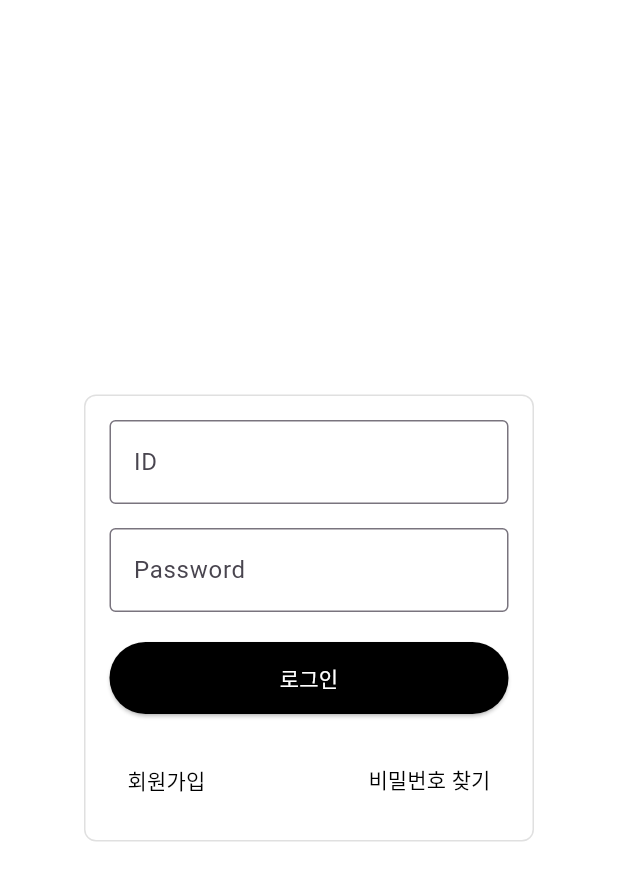
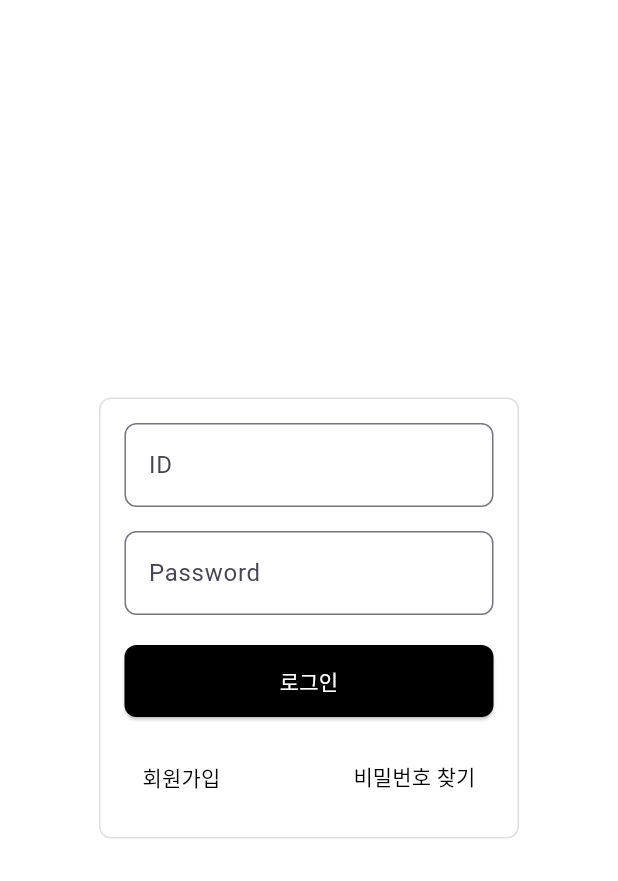
Before and after one commit to akyung123/-PT-, a Flutter app: the screen it shows after launch, on a phone screen of 412 x 824 dp. Shown: the top 881 px of the screen. Run offline on Flutter 3.47's test engine with Material 3 defaults, Android fonts, the phone set to English and light mode, and no system bars; our stand-ins replace cloud_firestore, firebase_auth, firebase_core, shared_preferences, table_calendar; accounts and stored records are empty.

```diff
--- a/lib/screen/auth/screen_login.dart
+++ b/lib/screen/auth/screen_login.dart
@@ -34,7 +34,6 @@ class _LoginScreenState extends State<LoginScreen> {
     });
 
     try {
-      // Firebase 인증
       UserCredential userCredential =
           await FirebaseAuth.instance.signInWithEmailAndPassword(
         email: email,
@@ -43,14 +42,12 @@ class _LoginScreenState extends State<LoginScreen> {
 
       String userId = userCredential.user!.uid;
 
-      // Firestore에서 사용자 문서 가져오기
       DocumentSnapshot userDoc = await FirebaseFirestore.instance
           .collection('users')
           .doc(userId)
           .get();
 
       if (userDoc.exists) {
-        // Firestore 데이터에서 필드 읽기
         Map<String, dynamic>? userData =
             userDoc.data() as Map<String, dynamic>?;
         String? userType = userData?['userType'];
@@ -58,18 +55,15 @@ class _LoginScreenState extends State<LoginScreen> {
 
         if (userType == 'personal') {
           if (trainerId == null || trainerId.isEmpty) {
-            // 트레이너 선택 화면으로 이동
             Navigator.pushReplacementNamed(
               context,
               '/select_trainer',
               arguments: userId,
             );
           } else {
-            // 일반 회원 홈 화면으로 이동
             Navigator.pushReplacementNamed(context, '/tab_user');
           }
         } else if (userType == 'trainer') {
-          // 트레이너 홈 화면으로 이동
           Navigator.pushReplacementNamed(context, '/tab_trainer');
         } else {
           ScaffoldMessenger.of(context).showSnackBar(
@@ -102,9 +96,9 @@ class _LoginScreenState extends State<LoginScreen> {
       backgroundColor: Colors.white,
       body: Center(
         child: Padding(
-          padding: const EdgeInsets.all(20.0),
+          padding: const EdgeInsets.symmetric(horizontal: 20.0),
           child: Container(
-            width: 300, // 화면의 중앙에 고정된 넓이
+            width: 280,
             padding: const EdgeInsets.all(16.0),
             decoration: BoxDecoration(
               border: Border.all(color: Colors.grey.shade300),
@@ -112,47 +106,60 @@ class _LoginScreenState extends State<LoginScreen> {
             ),
             child: Column(
               mainAxisSize: MainAxisSize.min,
+              crossAxisAlignment: CrossAxisAlignment.stretch,
               children: [
-                // ID 입력
                 TextField(
                   controller: emailController,
-                  decoration: const InputDecoration(
-                    labelText: 'ID',
-                    border: OutlineInputBorder(),
+                  decoration: InputDecoration(
+                    hintText: 'ID',
+                    border: OutlineInputBorder(
+                      borderRadius: BorderRadius.circular(8.0),
+                      borderSide: BorderSide(color: Colors.grey.shade300),
+                    ),
+                    focusedBorder: OutlineInputBorder(
+                      borderRadius: BorderRadius.circular(8.0),
+                      borderSide: const BorderSide(color: Colors.black),
+                    ),
                   ),
                 ),
                 const SizedBox(height: 16),
-                // Password 입력
                 TextField(
                   controller: passwordController,
                   obscureText: true,
-                  decoration: const InputDecoration(
-                    labelText: 'Password',
-                    border: OutlineInputBorder(),
+                  decoration: InputDecoration(
+                    hintText: 'Password',
+                    border: OutlineInputBorder(
+                      borderRadius: BorderRadius.circular(8.0),
+                      borderSide: BorderSide(color: Colors.grey.shade300),
+                    ),
+                    focusedBorder: OutlineInputBorder(
+                      borderRadius: BorderRadius.circular(8.0),
+                      borderSide: const BorderSide(color: Colors.black),
+                    ),
                   ),
                 ),
                 const SizedBox(height: 20),
-                // 로그인 버튼
                 ElevatedButton(
                   onPressed: loginUser,
                   style: ElevatedButton.styleFrom(
                     backgroundColor: Colors.black,
                     foregroundColor: Colors.white,
+                    shape: RoundedRectangleBorder(
+                      borderRadius: BorderRadius.circular(8.0),
+                    ),
                     minimumSize: const Size(double.infinity, 48),
                   ),
                   child: isLoading
                       ? const CircularProgressIndicator(color: Colors.white)
                       : const Text('로그인'),
                 ),
-                const SizedBox(height: 20),
-                // 회원가입, 비밀번호 찾기 버튼
+                const SizedBox(height: 16),
                 Row(
                   mainAxisAlignment: MainAxisAlignment.spaceBetween,
                   children: [
                     TextButton(
                       onPressed: () {
-                        Navigator.pushNamed(
-                            context, '/register'); // 회원가입 화면으로 이동
+                        Navigator.pushNamed(context, '/register');
                       },
                       child: const Text(
                         '회원가입',
@@ -161,8 +168,7 @@ class _LoginScreenState extends State<LoginScreen> {
                     ),
                     TextButton(
                       onPressed: () {
-                        Navigator.pushNamed(
-                            context, '/forgot_password'); // 비밀번호 찾기 화면으로 이동
+                        Navigator.pushNamed(context, '/forgot_password');
                       },
                       child: const Text(
                         '비밀번호 찾기',
```
Also changed, not shown: lib/screen/user/home_user_screen.dart (+50 -83 lines).
